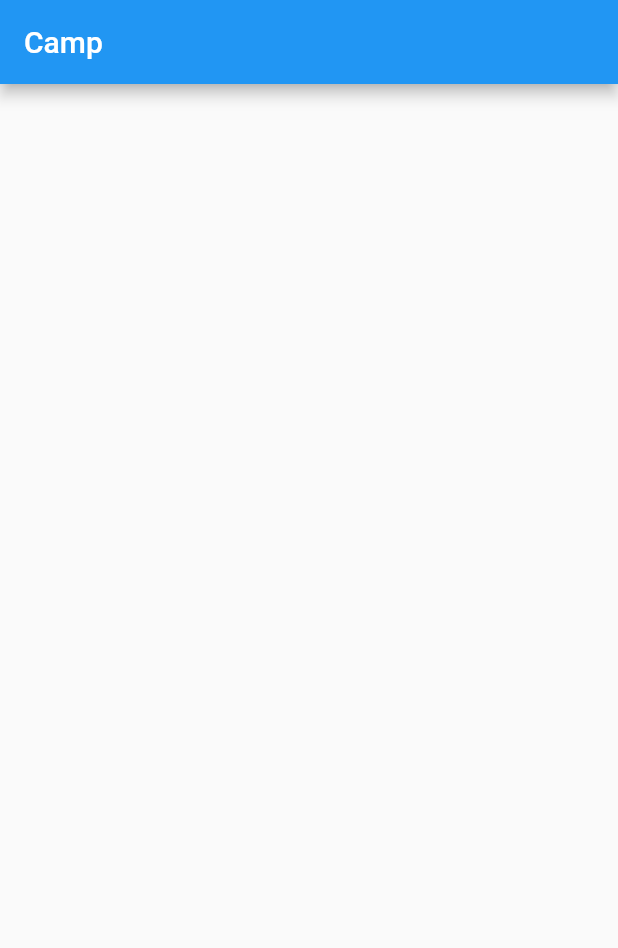
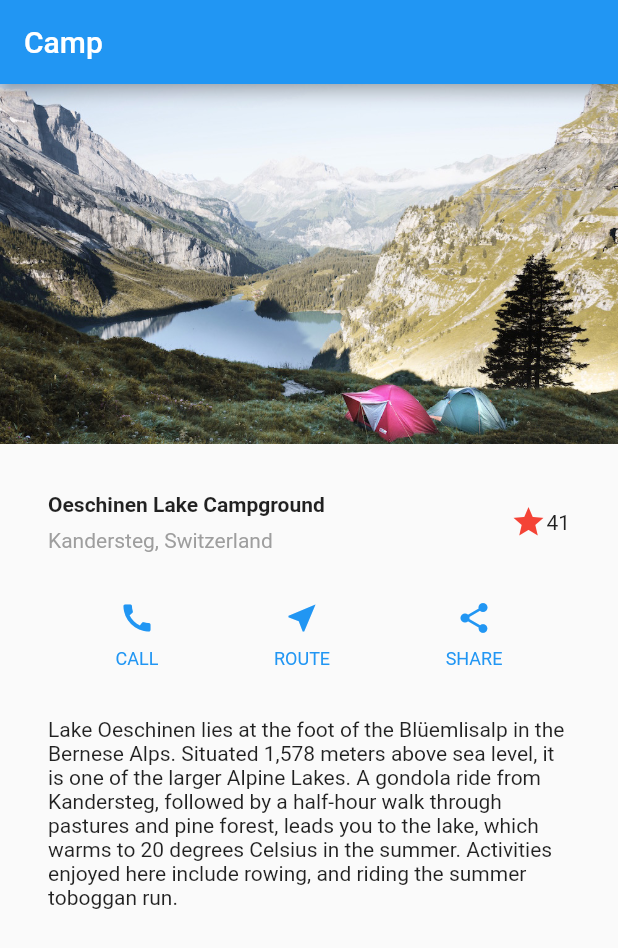
Before and after one commit to newu2012/flutter_layout_testing, a Flutter app: the screen it shows after launch, on a phone screen of 412 x 824 dp. Shown: the top 948 px of the screen. Run offline on Flutter 3.47's test engine with Material 2 defaults, Android fonts, the phone set to English and light mode, and no system bars.

Commit message:
feat: add camp app

```diff
--- a/lib/Camp/Presentation/camp_widget.dart
+++ b/lib/Camp/Presentation/camp_widget.dart
@@ -5,6 +5,96 @@ class CampWidget extends StatelessWidget {
 
   @override
   Widget build(BuildContext context) {
-    return Container();
+    Color color = Theme.of(context).primaryColor;
+
+    Widget imageSection = Image.asset(
+      'images/lake.jpg',
+      width: 600,
+      height: 240,
+      fit: BoxFit.cover,
+    );
+
+    Widget titleSection = Container(
+      padding: const EdgeInsets.all(32),
+      child: Row(
+        children: [
+          Expanded(
+            child: Column(
+              crossAxisAlignment: CrossAxisAlignment.start,
+              children: [
+                Container(
+                  padding: const EdgeInsets.only(bottom: 8),
+                  child: const Text(
+                    'Oeschinen Lake Campground',
+                    style: TextStyle(fontWeight: FontWeight.bold),
+                  ),
+                ),
+                Text(
+                  'Kandersteg, Switzerland',
+                  style: TextStyle(color: Colors.grey[500]),
+                ),
+              ],
+            ),
+          ),
+          Icon(
+            Icons.star,
+            color: Colors.red[500],
+          ),
+          const Text('41'),
+        ],
+      ),
+    );
+
+    Widget buttonSection = Row(
+      mainAxisAlignment: MainAxisAlignment.spaceEvenly,
+      children: [
+        _buildButtonColumn(color, Icons.call, 'CALL'),
+        _buildButtonColumn(color, Icons.near_me, 'ROUTE'),
+        _buildButtonColumn(color, Icons.share, 'SHARE'),
+      ],
+    );
+
+    Widget textSection = const Padding(
+      padding: EdgeInsets.all(32),
+      child: Text(
+        'Lake Oeschinen lies at the foot of the Blüemlisalp in the Bernese '
+        'Alps. Situated 1,578 meters above sea level, it is one of the '
+        'larger Alpine Lakes. A gondola ride from Kandersteg, followed by a '
+        'half-hour walk through pastures and pine forest, leads you to the '
+        'lake, which warms to 20 degrees Celsius in the summer. Activities '
+        'enjoyed here include rowing, and riding the summer toboggan run.',
+        softWrap: true,
+      ),
+    );
+
+    return ListView(
+      children: [
+        imageSection,
+        titleSection,
+        buttonSection,
+        textSection,
+      ],
+    );
+  }
+
+  Column _buildButtonColumn(Color color, IconData icon, String label) {
+    return Column(
+      mainAxisSize: MainAxisSize.min,
+      mainAxisAlignment: MainAxisAlignment.center,
+      children: [
+        Icon(icon, color: color),
+        Container(
+          margin: const EdgeInsets.only(top: 8),
+          child: Text(
+            label,
+            style: TextStyle(
+              fontSize: 12,
+              fontWeight: FontWeight.w400,
+              color: color,
+            ),
+          ),
+        ),
+      ],
+    );
   }
 }
--- a/pubspec.yaml
+++ b/pubspec.yaml
@@ -21,3 +21,5 @@ dev_dependencies:
 
 flutter:
   uses-material-design: true
+  assets:
+    - images/lake.jpg
```
Also changed, not shown: images/lake.jpg (added).
